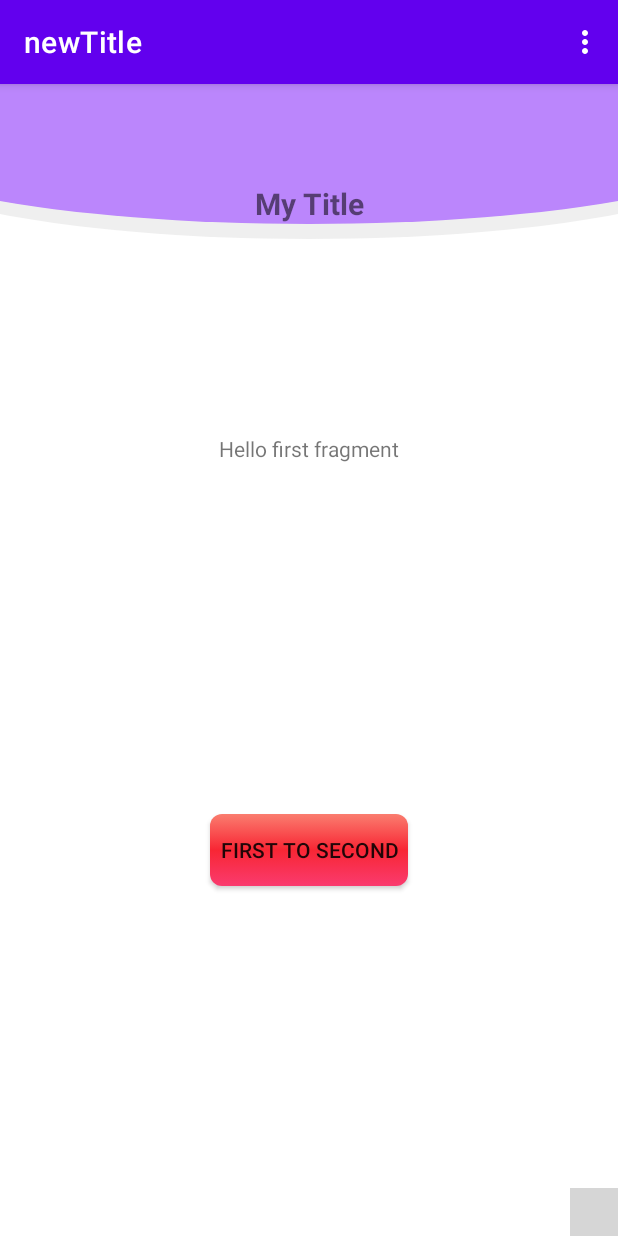
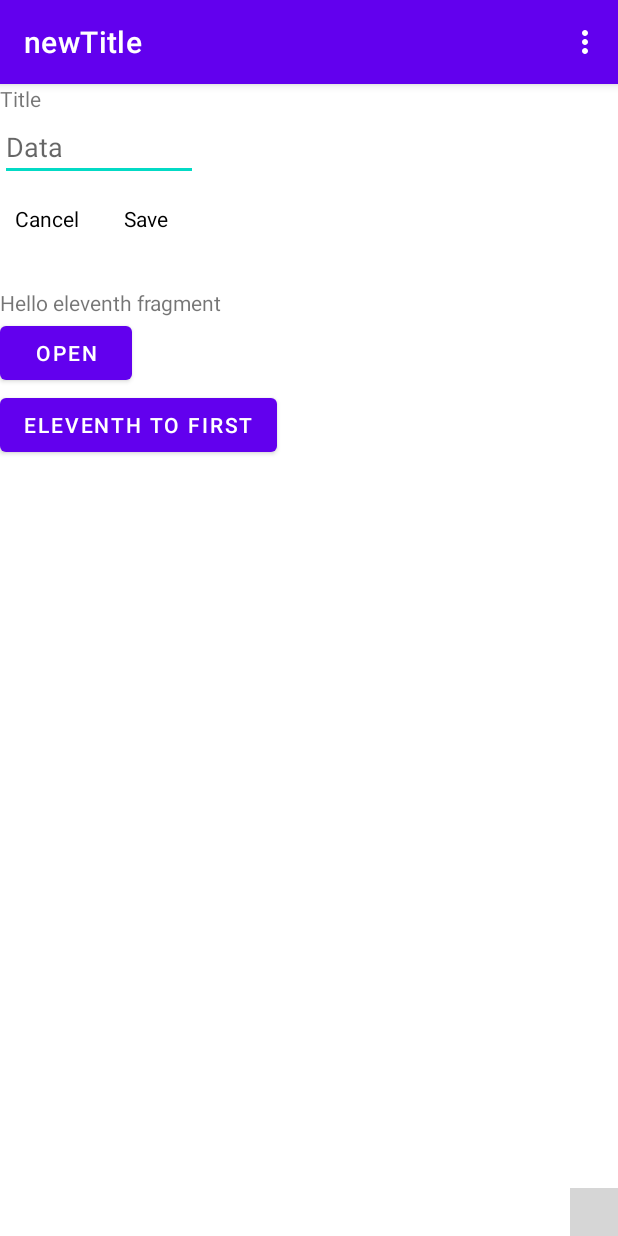
Before and after one commit to HitomiHoshi/testingandroidjava, an Android app: the screen it shows after launch (MainActivity), on a phone screen of 412 x 824 dp. Run offline under Robolectric (Android 15) with nearby library versions, the phone set to English and light mode, and no system bars; libraries missing offline, so code that uses them is left out: com.leinardi.android; plain views replace SpeedDialView; 3 statements that could not run were skipped; grey boxes are pictures that could not be loaded.

Commit message:
failed bottom sheet

```diff
--- a/app/build.gradle
+++ b/app/build.gradle
@@ -40,6 +40,8 @@ dependencies {
     implementation 'com.google.zxing:core:3.3.3'
     implementation 'com.budiyev.android:code-scanner:2.1.0'
     implementation "com.leinardi.android:speed-dial:3.1.1"
+    implementation 'androidx.legacy:legacy-support-v4:1.0.0'
+    implementation 'androidx.recyclerview:recyclerview:1.1.0'
 
     testImplementation 'junit:junit:4.13.1'
     androidTestImplementation 'androidx.test.ext:junit:1.1.2'
--- /dev/null
+++ b/app/src/main/java/com/example/testingandroidjava/activity/EleventFragment.java
@@ -0,0 +1,55 @@
+package com.example.testingandroidjava.activity;
+
+import android.os.Bundle;
+import android.view.LayoutInflater;
+import android.view.View;
+import android.view.ViewGroup;
+import android.widget.Button;
+
+import androidx.annotation.NonNull;
+import androidx.fragment.app.Fragment;
+import androidx.navigation.fragment.NavHostFragment;
+
+import com.example.testingandroidjava.FirstFragment;
+import com.example.testingandroidjava.R;
+import com.example.testingandroidjava.customizeWidget.BottomSheetDialogTesting;
+
+public class EleventFragment extends Fragment {
+
+    Button openBottom;
+    @Override
+    public View onCreateView(
+            LayoutInflater inflater, ViewGroup container,
+            Bundle savedInstanceState
+    ) {
+        // Inflate the layout for this fragment
+        return inflater.inflate(R.layout.fragment_eleventh, container, false);
+    }
+
+    public void onViewCreated(@NonNull View view, Bundle savedInstanceState) {
+        super.onViewCreated(view, savedInstanceState);
+
+        openBottom = view.findViewById(R.id.open_bottom_sheet);
+
+        view.findViewById(R.id.eleventh_button).setOnClickListener(new View.OnClickListener() {
+            @Override
+            public void onClick(View view) {
+                NavHostFragment.findNavController(EleventFragment.this)
+                        .navigate(R.id.action_eleventFragment_to_sixthFragment);
+            }
+        });
+
+        openBottom.setOnClickListener(new View.OnClickListener() {
+            @Override
+            public void onClick(View v) {
+                Bundle bundle = new Bundle();
+                bundle.putString("edit", "testing");
+
+                BottomSheetDialogTesting bottomSheet = new BottomSheetDialogTesting();
+                bottomSheet.setArguments(bundle);
+                bottomSheet.show(getActivity().getSupportFragmentManager(),
+                        "ModalBottomSheet");
+            }
+        });
+    }
+}
--- a/app/src/main/java/com/example/testingandroidjava/activity/TenthFragment.java
+++ b/app/src/main/java/com/example/testingandroidjava/activity/TenthFragment.java
@@ -38,7 +38,7 @@ public class TenthFragment extends Fragment {
             @Override
             public void onClick(View view) {
                 NavHostFragment.findNavController(TenthFragment.this)
-                        .navigate(R.id.action_tenthFragment_to_sixthFragment);
+                        .navigate(R.id.action_tenthFragment_to_eleventFragment);
             }
         });
 
--- /dev/null
+++ b/app/src/main/res/layout/bottom_sheet_layout.xml
@@ -0,0 +1,56 @@
+<?xml version="1.0" encoding="utf-8"?>
+<LinearLayout xmlns:android="http://schemas.android.com/apk/res/android"
+    xmlns:app="http://schemas.android.com/apk/res-auto"
+    xmlns:tools="http://schemas.android.com/tools"
+    android:id="@+id/linear_layout_bottom_sheet"
+    android:layout_width="match_parent"
+    android:layout_height="wrap_content"
+    android:orientation="vertical"
+    app:layout_behavior="@string/bottom_sheet_behavior">
+
+
+    <TextView
+        android:id="@+id/edit_title"
+        android:layout_width="wrap_content"
+        android:layout_height="wrap_content"
+        android:text="@string/title" />
+
+    <EditText
+        android:id="@+id/edit_text"
+        android:layout_width="match_parent"
+        android:layout_height="wrap_content"
+        android:autofillHints="@string/data"
+        android:focusable="auto"
+        android:focusableInTouchMode="true"
+        android:hint="@string/data"
+        android:imeOptions="flagNoEnterAction|actionSend"
+        android:inputType="textPersonName" />
+
+    <LinearLayout
+        android:layout_width="wrap_content"
+        android:layout_height="wrap_content"
+        android:orientation="horizontal">
+
+        <TextView
+            android:id="@+id/button_cancel"
+            android:layout_width="wrap_content"
+            android:layout_height="wrap_content"
+            android:layout_marginTop="5dp"
+            android:layout_marginEnd="10dp"
+            android:padding="10dp"
+            android:text="@string/cancel"
+            android:textColor="@color/black" />
+
+        <TextView
+            android:id="@+id/button_save"
+            android:layout_width="wrap_content"
+            android:layout_height="wrap_content"
+            android:layout_marginTop="5dp"
+            android:layout_marginEnd="10dp"
+            android:padding="10dp"
+            android:text="@string/save"
+            android:textColor="@color/black" />
+    </LinearLayout>
+
+
+</LinearLayout>
--- /dev/null
+++ b/app/src/main/res/layout/fragment_eleventh.xml
@@ -0,0 +1,41 @@
+<?xml version="1.0" encoding="utf-8"?>
+<androidx.coordinatorlayout.widget.CoordinatorLayout xmlns:android="http://schemas.android.com/apk/res/android"
+    xmlns:app="http://schemas.android.com/apk/res-auto"
+    xmlns:tools="http://schemas.android.com/tools"
+    android:layout_width="match_parent"
+    android:layout_height="match_parent"
+    tools:context=".activity.EleventFragment">
+
+    <include
+        layout="@layout/bottom_sheet_layout"
+        android:layout_width="wrap_content"
+        android:layout_height="wrap_content" />
+
+    <LinearLayout
+        android:layout_width="match_parent"
+        android:layout_height="match_parent"
+        android:orientation="vertical">
+
+        <TextView
+            android:id="@+id/textView6"
+            android:layout_width="wrap_content"
+            android:layout_height="wrap_content"
+            android:layout_marginTop="136dp"
+            android:text="@string/hello_elevent_fragment" />
+
+        <Button
+            android:id="@+id/open_bottom_sheet"
+            android:layout_width="wrap_content"
+            android:layout_height="wrap_content"
+            android:text="@string/open" />
+
+        <Button
+            android:id="@+id/eleventh_button"
+            android:layout_width="wrap_content"
+            android:layout_height="wrap_content"
+            android:layout_marginBottom="108dp"
+            android:text="@string/eleventh_to_first" />
+
+    </LinearLayout>
+
+</androidx.coordinatorlayout.widget.CoordinatorLayout>
--- a/app/src/main/res/layout/fragment_tenth.xml
+++ b/app/src/main/res/layout/fragment_tenth.xml
@@ -48,7 +48,7 @@
         android:layout_width="wrap_content"
         android:layout_height="wrap_content"
         android:layout_marginBottom="144dp"
-        android:text="@string/tenth_to_first"
+        android:text="@string/tenth_to_eleventh"
         app:layout_constraintBottom_toBottomOf="parent"
         app:layout_constraintEnd_toEndOf="parent"
         app:layout_constraintHorizontal_bias="0.443"
--- a/app/src/main/res/navigation/nav_graph.xml
+++ b/app/src/main/res/navigation/nav_graph.xml
@@ -3,7 +3,7 @@
     xmlns:app="http://schemas.android.com/apk/res-auto"
     xmlns:tools="http://schemas.android.com/tools"
     android:id="@+id/nav_graph"
-    app:startDestination="@id/FirstFragment">
+    app:startDestination="@id/eleventFragment">
 
     <fragment
         android:id="@+id/FirstFragment"
@@ -94,7 +94,16 @@
         android:label="fragment_tenth"
         tools:layout="@layout/fragment_tenth" >
         <action
-            android:id="@+id/action_tenthFragment_to_sixthFragment"
+            android:id="@+id/action_tenthFragment_to_eleventFragment"
+            app:destination="@id/eleventFragment" />
+    </fragment>
+    <fragment
+        android:id="@+id/eleventFragment"
+        android:name="com.example.testingandroidjava.activity.EleventFragment"
+        android:label="fragment_eleventh"
+        tools:layout="@layout/fragment_eleventh" >
+        <action
+            android:id="@+id/action_eleventFragment_to_sixthFragment"
             app:destination="@id/sixthFragment" />
     </fragment>
 </navigation>
--- a/app/src/main/res/values/dimens.xml
+++ b/app/src/main/res/values/dimens.xml
@@ -1,3 +1,5 @@
 <resources>
     <dimen name="fab_margin">16dp</dimen>
+    <dimen name="list_item_spacing">16dp</dimen>
+    <dimen name="list_item_spacing_half">8dp</dimen>
 </resources>
--- a/app/src/main/res/values/strings.xml
+++ b/app/src/main/res/values/strings.xml
@@ -16,7 +16,8 @@
     <string name="seventh_to_eight">Seventh To Eighth</string>
     <string name="eight_to_nineth">Eighth To Nineth</string>
     <string name="nineth_to_tenth">Nineth To Tenth</string>
-    <string name="tenth_to_first">Tenth To First</string>
+    <string name="tenth_to_eleventh">Tenth To Eleventh</string>
+    <string name="eleventh_to_first">Eleventh To First</string>
 
     <string name="request_http">Request HTTP</string>
     <string name="generate_qrcode">Generate QR Code</string>
@@ -41,6 +42,13 @@
     <string name="hello_eight_fragment">Hello eight fragment</string>
     <string name="hello_nineth_fragment">Hello nineth fragment</string>
     <string name="hello_tenth_fragment">Hello tenth fragment</string>
+    <string name="hello_elevent_fragment">Hello eleventh fragment</string>
+
     <string name="storage">Storage</string>
     <string name="camera">Camera</string>
+    <string name="title">Title</string>
+    <string name="data">Data</string>
+    <string name="cancel">Cancel</string>
+    <string name="save">Save</string>
+    <string name="open">Open</string>
 </resources>
```
Also changed, not shown: app/src/main/java/com/example/testingandroidjava/ItemListDialogFragment.java (added, +90 -0 lines), app/src/main/java/com/example/testingandroidjava/customizeWidget/BottomSheetDialogTesting.java (added, +84 -0 lines), app/src/main/res/layout/fragment_item_list_dialog_list_dialog.xml (added, +11 -0 lines), app/src/main/res/layout/fragment_item_list_dialog_list_dialog_item.xml (added, +13 -0 lines), app/src/main/res/values-v21/style.xml (added, +20 -0 lines), app/src/main/res/values/style.xml (added, +8 -0 lines).
